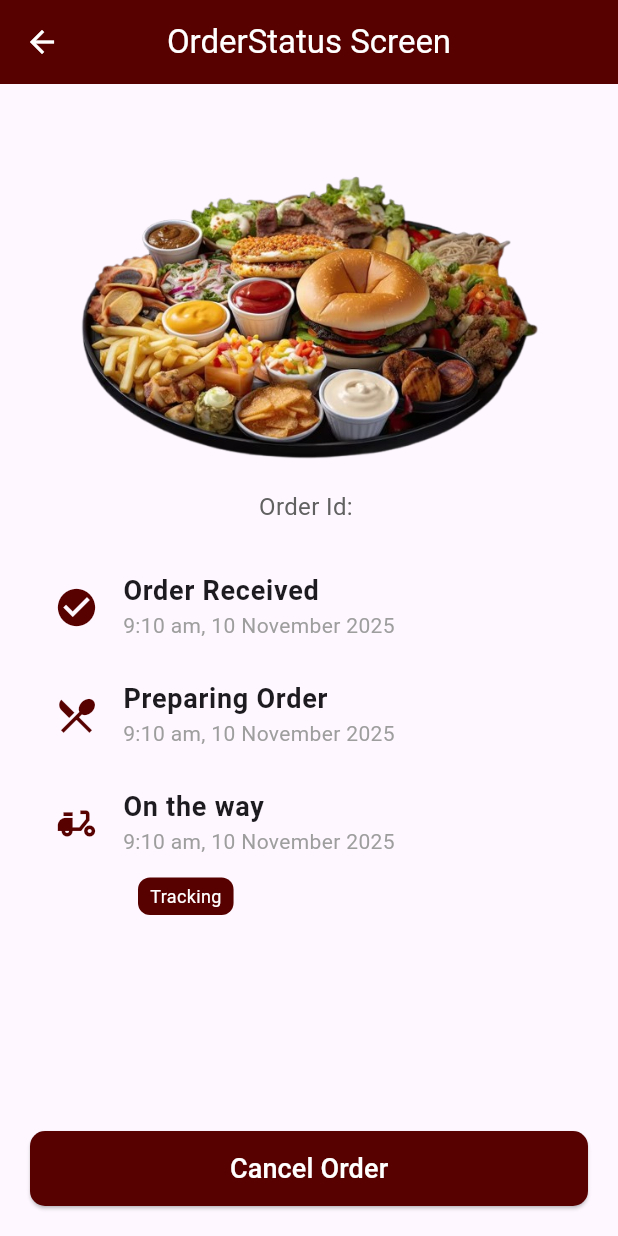
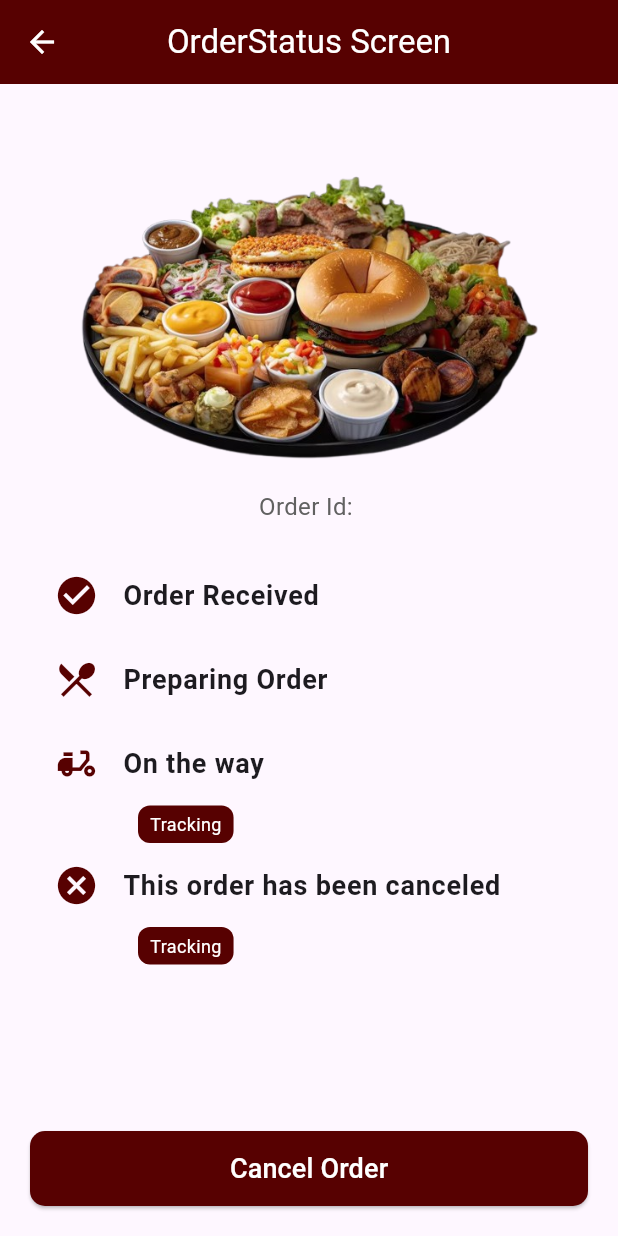
Before and after one commit to AbuHuraira61/mfc, a Flutter app: the OrderStatusDetail screen opened directly with empty values, on a phone screen of 412 x 824 dp. Run offline on Flutter 3.47's test engine with Material 3 defaults, Android fonts, the phone set to English and light mode, and no system bars; our stand-ins replace carousel_slider, cloud_firestore, firebase_auth, firebase_core, flutter_rating_bar, get and 3 more; accounts and stored records are empty.

Commit message:
small changes

```diff
--- a/lib/presentation/Customer UI/Orders/Order Status/order_status_detail.dart
+++ b/lib/presentation/Customer UI/Orders/Order Status/order_status_detail.dart
@@ -11,9 +11,16 @@ class OrderStatusDetail extends StatefulWidget {
   State<OrderStatusDetail> createState() => _OrderStatusDetailState();
 }
 
+
 class _OrderStatusDetailState extends State<OrderStatusDetail> {
+
+
+
+
   @override
   Widget build(BuildContext context) {
+
+
     return  Scaffold(
       appBar: AppBar(
         backgroundColor: Color(0xff570101),
@@ -32,7 +39,30 @@ class _OrderStatusDetailState extends State<OrderStatusDetail> {
       ),
       body: Padding(
         padding: const EdgeInsets.all(20.0),
-        child: Column(
+        child: FutureBuilder<DocumentSnapshot>(
+          future:  FirebaseFirestore.instance
+          .collection('orders')
+          .doc(widget.id)
+          .get(),
+          builder: (context, snapshot) {
+            if (snapshot.connectionState == ConnectionState.waiting) {
+      return Center(child: CircularProgressIndicator());
+    }
+
+    if (!snapshot.hasData || !snapshot.data!.exists) {
+      return Center(child: Text('Order not found.'));
+    }
+
+    final data = snapshot.data!.data() as Map<String, dynamic>;
+    final status = data['status']?.toString().toLowerCase() ?? '';
+
+    // Define your custom step logic here
+    bool isReceived = true; // always true, order is received
+    bool isPreparing = status == 'preparing' ;
+    bool isOnTheWay = status == 'dispatched' ;
+    bool isCompleted = status == 'completed';
+    bool isCanceled = status == 'canceled';
+            return Column(
               crossAxisAlignment: CrossAxisAlignment.center,
               children: [
                 SizedBox(height: 20),
@@ -49,25 +79,36 @@ class _OrderStatusDetailState extends State<OrderStatusDetail> {
                   style: TextStyle(color: Colors.grey[700], fontSize: 16),
                 ),
                 SizedBox(height: 20),
+
+
                 OrderStatusStep(
                   icon: Icons.check_circle,
                   title: "Order Received",
-              time: "9:10 am, 10 November 2025",
-              isCompleted: true,
+
+                  isCompleted: isReceived,
                 ),
                 OrderStatusStep(
                   icon: Icons.restaurant_menu,
                   title: "Preparing Order",
-              time: "9:10 am, 10 November 2025",
-              isCompleted: true,
+
+                  isCompleted: isPreparing,
                 ),
                 OrderStatusStep(
                   icon: Icons.delivery_dining,
                   title: "On the way",
-              time: "9:10 am, 10 November 2025",
-              isCompleted: false,
+
+                  isCompleted: isOnTheWay,
                   showTracking: true,
                 ),
+
+                OrderStatusStep(
+                  icon: Icons.cancel,
+                  title: "This order has been canceled",
+
+                  isCompleted: isOnTheWay,
+                  showTracking: true,
+                ),
+
                 Spacer(),
                 ElevatedButton(
                   onPressed: () async {final orderDoc = await FirebaseFirestore.instance
@@ -112,6 +153,8 @@ class _OrderStatusDetailState extends State<OrderStatusDetail> {
                   ),
                 ),
               ],
+            );
+          }
         ),
       ),
     );
@@ -121,7 +164,7 @@ class _OrderStatusDetailState extends State<OrderStatusDetail> {
 class OrderStatusStep extends StatelessWidget {
   final IconData icon;
   final String title;
-  final String time;
+
   final bool isCompleted;
   final bool showTracking;
 
@@ -129,7 +172,7 @@ class OrderStatusStep extends StatelessWidget {
     super.key,
     required this.icon,
     required this.title,
-    required this.time,
+
     required this.isCompleted,
     this.showTracking = false,
   });
@@ -149,10 +192,7 @@ class OrderStatusStep extends StatelessWidget {
             title,
             style: TextStyle(fontSize: 18, fontWeight: FontWeight.bold),
           ),
-          subtitle: Text(
-            time,
-            style: TextStyle(color: Colors.grey),
-          ),
+
         ),
         if (showTracking)
           Padding(
```
Lines whose indentation alone changed are shown as unchanged.
